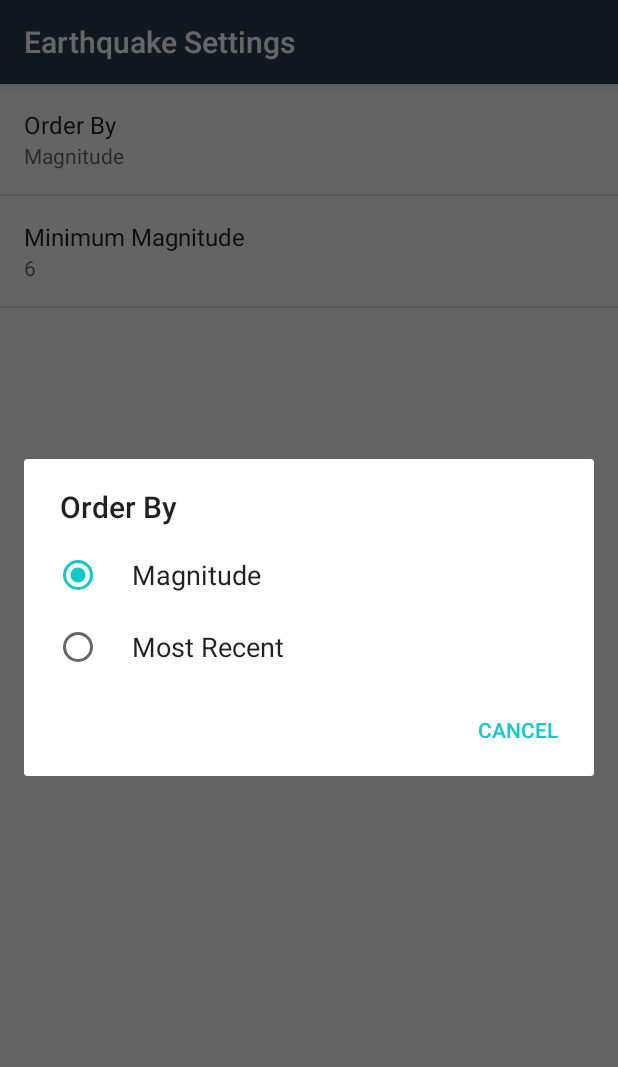
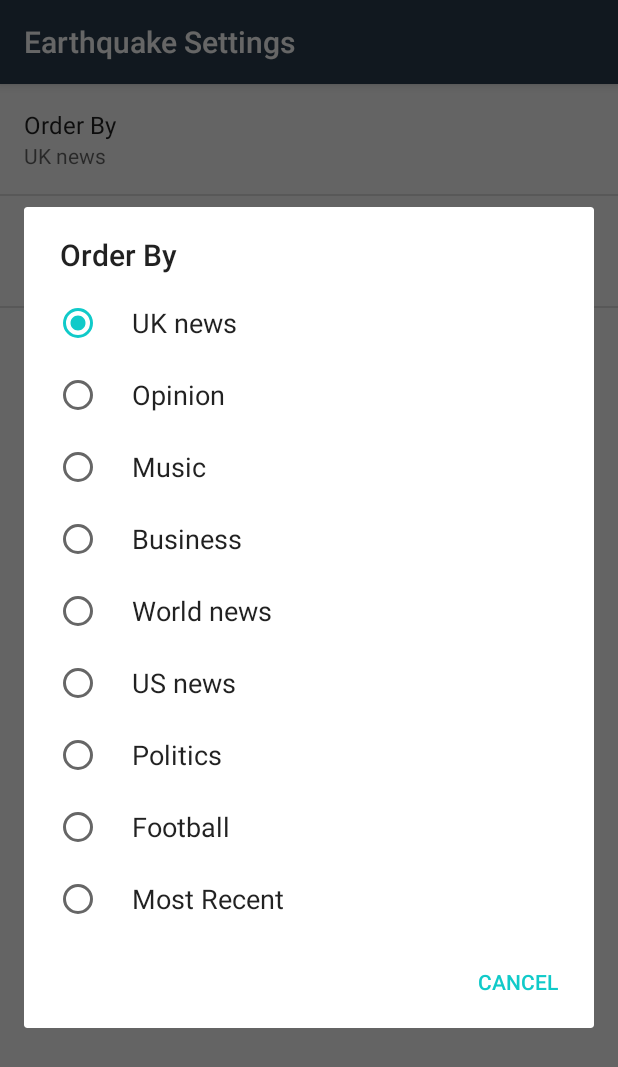
Before and after one commit to mobilotest/News_Feed_app, an Android app: the SettingsActivity screen opened directly, with no data from a screen before it, after a tap on "Order By", on a phone screen of 412 x 824 dp. Shown: the top 1067 px of the screen. Run offline under Robolectric (Android 15) with nearby library versions, the phone set to English and light mode, and no system bars.

Commit message:
added settings categories for sorting

```diff
--- a/app/src/main/res/values/arrays.xml
+++ b/app/src/main/res/values/arrays.xml
@@ -1,7 +1,14 @@
 <?xml version="1.0" encoding="utf-8"?>
 <resources>
     <string-array name="settings_order_by_labels">
-        <item>@string/settings_order_by_magnitude_label</item>
+        <item>@string/settings_order_by_section_uk</item>
+        <item>@string/settings_order_by_section_opinion</item>
+        <item>@string/settings_order_by_section_music</item>
+        <item>@string/settings_order_by_section_business</item>
+        <item>@string/settings_order_by_section_world</item>
+        <item>@string/settings_order_by_section_us</item>
+        <item>@string/settings_order_by_section_politics</item>
+        <item>@string/settings_order_by_section_sport</item>
         <item>@string/settings_order_by_most_recent_label</item>
     </string-array>
 
--- a/app/src/main/res/values/strings.xml
+++ b/app/src/main/res/values/strings.xml
@@ -16,7 +16,15 @@
     <string name="settings_order_by_key" translatable="false">order_by</string>
     <string name="settings_order_by_default" translatable="false">@string/settings_order_by_magnitude_value</string>
 
-    <string name="settings_order_by_magnitude_label">Magnitude</string>
+    <string name="settings_order_by_section_uk">UK news</string>
+    <string name="settings_order_by_section_opinion">Opinion</string>
+    <string name="settings_order_by_section_music">Music</string>
+    <string name="settings_order_by_section_business">Business</string>
+    <string name="settings_order_by_section_world">World news</string>
+    <string name="settings_order_by_section_us">US news</string>
+    <string name="settings_order_by_section_politics">Politics</string>
+    <string name="settings_order_by_section_sport">Football</string>
+
     <string name="settings_order_by_magnitude_value" translatable="false">magnitude</string>
 
     <string name="settings_order_by_most_recent_label">Most Recent</string>
```
